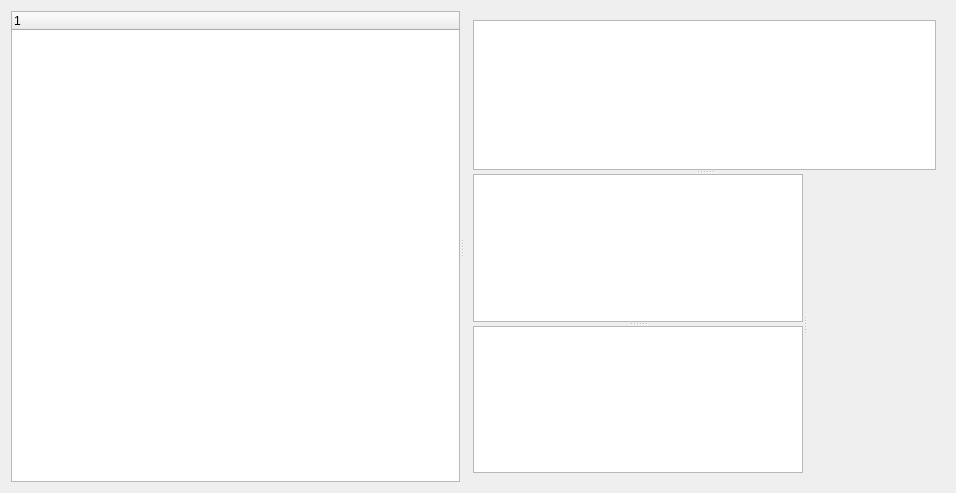
First picture: the form in repocontrolwidget.ui, repository tsekityam/gitlin-gui, before the edit.
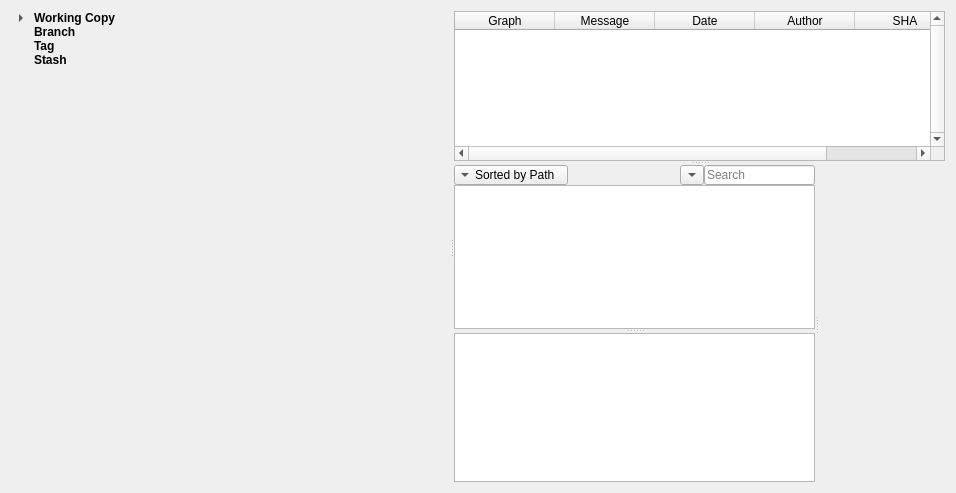
Second picture: the form after the edit.

Commit message: Update UI - top bar - repo control view

Patch:
```diff
--- a/repocontrolwidget.ui
+++ b/repocontrolwidget.ui
@@ -32,11 +32,160 @@
       <enum>Qt::Horizontal</enum>
      </property>
      <widget class="QTreeWidget" name="controlTreeWidget">
+      <property name="palette">
+       <palette>
+        <active>
+         <colorrole role="Base">
+          <brush brushstyle="SolidPattern">
+           <color alpha="0">
+            <red>255</red>
+            <green>255</green>
+            <blue>255</blue>
+           </color>
+          </brush>
+         </colorrole>
+        </active>
+        <inactive>
+         <colorrole role="Base">
+          <brush brushstyle="SolidPattern">
+           <color alpha="0">
+            <red>255</red>
+            <green>255</green>
+            <blue>255</blue>
+           </color>
+          </brush>
+         </colorrole>
+        </inactive>
+        <disabled>
+         <colorrole role="Base">
+          <brush brushstyle="SolidPattern">
+           <color alpha="255">
+            <red>255</red>
+            <green>255</green>
+            <blue>255</blue>
+           </color>
+          </brush>
+         </colorrole>
+        </disabled>
+       </palette>
+      </property>
+      <property name="frameShape">
+       <enum>QFrame::NoFrame</enum>
+      </property>
+      <property name="frameShadow">
+       <enum>QFrame::Plain</enum>
+      </property>
+      <property name="lineWidth">
+       <number>0</number>
+      </property>
+      <attribute name="headerVisible">
+       <bool>false</bool>
+      </attribute>
       <column>
        <property name="text">
-        <string notr="true">1</string>
+        <string>Control</string>
        </property>
       </column>
+      <item>
+       <property name="text">
+        <string>Working Copy</string>
+       </property>
+       <property name="font">
+        <font>
+         <weight>75</weight>
+         <bold>true</bold>
+        </font>
+       </property>
+       <property name="foreground">
+        <brush brushstyle="NoBrush">
+         <color alpha="255">
+          <red>51</red>
+          <green>51</green>
+          <blue>51</blue>
+         </color>
+        </brush>
+       </property>
+       <property name="flags">
+        <set>ItemIsEnabled</set>
+       </property>
+       <item>
+        <property name="text">
+         <string>0 Files</string>
+        </property>
+        <property name="flags">
+         <set>ItemIsSelectable|ItemIsEnabled</set>
+        </property>
+       </item>
+      </item>
+      <item>
+       <property name="text">
+        <string>Branch</string>
+       </property>
+       <property name="font">
+        <font>
+         <weight>75</weight>
+         <bold>true</bold>
+        </font>
+       </property>
+       <property name="foreground">
+        <brush brushstyle="NoBrush">
+         <color alpha="255">
+          <red>51</red>
+          <green>51</green>
+          <blue>51</blue>
+         </color>
+        </brush>
+       </property>
+       <property name="flags">
+        <set>ItemIsEnabled</set>
+       </property>
+      </item>
+      <item>
+       <property name="text">
+        <string>Tag</string>
+       </property>
+       <property name="font">
+        <font>
+         <weight>75</weight>
+         <bold>true</bold>
+        </font>
+       </property>
+       <property name="foreground">
+        <brush brushstyle="NoBrush">
+         <color alpha="255">
+          <red>51</red>
+          <green>51</green>
+          <blue>51</blue>
+         </color>
+        </brush>
+       </property>
+       <property name="flags">
+        <set>ItemIsEnabled</set>
+       </property>
+      </item>
+      <item>
+       <property name="text">
+        <string>Stash</string>
+       </property>
+       <property name="font">
+        <font>
+         <weight>75</weight>
+         <bold>true</bold>
+        </font>
+       </property>
+       <property name="foreground">
+        <brush brushstyle="NoBrush">
+         <color alpha="255">
+          <red>51</red>
+          <green>51</green>
+          <blue>51</blue>
+         </color>
+        </brush>
+       </property>
+       <property name="flags">
+        <set>ItemIsEnabled</set>
+       </property>
+      </item>
      </widget>
      <widget class="QStackedWidget" name="contentStackedWidget">
       <property name="sizePolicy">
@@ -51,30 +200,262 @@
         <height>0</height>
        </size>
       </property>
-      <widget class="QWidget" name="branchContentPage" native="true">
+      <widget class="QWidget" name="branchContentPage">
        <layout class="QVBoxLayout" name="verticalLayout">
+        <property name="spacing">
+         <number>0</number>
+        </property>
+        <property name="leftMargin">
+         <number>0</number>
+        </property>
+        <property name="topMargin">
+         <number>0</number>
+        </property>
+        <property name="rightMargin">
+         <number>0</number>
+        </property>
+        <property name="bottomMargin">
+         <number>0</number>
+        </property>
         <item>
          <widget class="QSplitter" name="branchContentSplitter">
           <property name="orientation">
            <enum>Qt::Vertical</enum>
           </property>
-          <widget class="QTableWidget" name="commitListTableWidget"/>
+          <widget class="QTableWidget" name="commitListTableWidget">
+           <property name="verticalScrollBarPolicy">
+            <enum>Qt::ScrollBarAlwaysOn</enum>
+           </property>
+           <property name="showGrid">
+            <bool>true</bool>
+           </property>
+           <property name="gridStyle">
+            <enum>Qt::SolidLine</enum>
+           </property>
+           <attribute name="horizontalHeaderStretchLastSection">
+            <bool>true</bool>
+           </attribute>
+           <column>
+            <property name="text">
+             <string>Graph</string>
+            </property>
+            <property name="font">
+             <font>
+              <pointsize>9</pointsize>
+             </font>
+            </property>
+           </column>
+           <column>
+            <property name="text">
+             <string>Message</string>
+            </property>
+            <property name="font">
+             <font>
+              <pointsize>9</pointsize>
+             </font>
+            </property>
+           </column>
+           <column>
+            <property name="text">
+             <string>Date</string>
+            </property>
+            <property name="font">
+             <font>
+              <pointsize>9</pointsize>
+             </font>
+            </property>
+           </column>
+           <column>
+            <property name="text">
+             <string>Author</string>
+            </property>
+            <property name="font">
+             <font>
+              <pointsize>9</pointsize>
+             </font>
+            </property>
+           </column>
+           <column>
+            <property name="text">
+             <string>SHA</string>
+            </property>
+            <property name="font">
+             <font>
+              <pointsize>9</pointsize>
+             </font>
+            </property>
+           </column>
+          </widget>
           <widget class="QWidget" name="commitChangeWidget" native="true">
            <layout class="QHBoxLayout" name="horizontalLayout_2">
+            <property name="spacing">
+             <number>0</number>
+            </property>
+            <property name="leftMargin">
+             <number>0</number>
+            </property>
+            <property name="topMargin">
+             <number>0</number>
+            </property>
+            <property name="rightMargin">
+             <number>0</number>
+            </property>
+            <property name="bottomMargin">
+             <number>0</number>
+            </property>
             <item>
              <widget class="QSplitter" name="commitChangeCenterSplitter">
               <property name="orientation">
                <enum>Qt::Horizontal</enum>
               </property>
               <widget class="QWidget" name="commitInfoWidget" native="true">
-               <layout class="QVBoxLayout" name="verticalLayout_2">
+               <layout class="QVBoxLayout" name="verticalLayout_3">
+                <property name="spacing">
+                 <number>0</number>
+                </property>
+                <property name="leftMargin">
+                 <number>0</number>
+                </property>
+                <property name="topMargin">
+                 <number>0</number>
+                </property>
+                <property name="rightMargin">
+                 <number>0</number>
+                </property>
+                <property name="bottomMargin">
+                 <number>0</number>
+                </property>
                 <item>
                  <widget class="QSplitter" name="splitter">
                   <property name="orientation">
                    <enum>Qt::Vertical</enum>
                   </property>
-                  <widget class="QListWidget" name="commitFilesListWidget"/>
-                  <widget class="QTextEdit" name="commitInfoTextEdit"/>
+                  <widget class="QWidget" name="commitFilesParentWidget" native="true">
+                   <layout class="QVBoxLayout" name="verticalLayout_2">
+                    <property name="spacing">
+                     <number>0</number>
+                    </property>
+                    <property name="leftMargin">
+                     <number>0</number>
+                    </property>
+                    <property name="topMargin">
+                     <number>0</number>
+                    </property>
+                    <property name="rightMargin">
+                     <number>0</number>
+                    </property>
+                    <property name="bottomMargin">
+                     <number>0</number>
+                    </property>
+                    <item>
+                     <widget class="QWidget" name="commitFilesSortAndSearchBar" native="true">
+                      <property name="minimumSize">
+                       <size>
+                        <width>0</width>
+                        <height>20</height>
+                       </size>
+                      </property>
+                      <property name="maximumSize">
+                       <size>
+                        <width>16777215</width>
+                        <height>20</height>
+                       </size>
+                      </property>
+                      <layout class="QHBoxLayout" name="horizontalLayout_3">
+                       <property name="spacing">
+                        <number>0</number>
+                       </property>
+                       <property name="leftMargin">
+                        <number>0</number>
+                       </property>
+                       <property name="topMargin">
+                        <number>0</number>
+                       </property>
+                       <property name="rightMargin">
+                        <number>0</number>
+                       </property>
+                       <property name="bottomMargin">
+                        <number>0</number>
+                       </property>
+                       <item>
+                        <widget class="QToolButton" name="commitFilesSortingButton">
+                         <property name="font">
+                          <font>
+                           <pointsize>9</pointsize>
+                          </font>
+                         </property>
+                         <property name="text">
+                          <string>Sorted by Path</string>
+                         </property>
+                         <property name="popupMode">
+                          <enum>QToolButton::DelayedPopup</enum>
+                         </property>
+                         <property name="toolButtonStyle">
+                          <enum>Qt::ToolButtonTextBesideIcon</enum>
+                         </property>
+                         <property name="autoRaise">
+                          <bool>false</bool>
+                         </property>
+                         <property name="arrowType">
+                          <enum>Qt::DownArrow</enum>
+                         </property>
+                        </widget>
+                       </item>
+                       <item>
+                        <spacer name="horizontalSpacer">
+                         <property name="orientation">
+                          <enum>Qt::Horizontal</enum>
+                         </property>
+                         <property name="sizeHint" stdset="0">
+                          <size>
+                           <width>40</width>
+                           <height>20</height>
+                          </size>
+                         </property>
+                        </spacer>
+                       </item>
+                       <item>
+                        <widget class="QToolButton" name="commitFilesSearcOptionButton">
+                         <property name="font">
+                          <font>
+                           <pointsize>9</pointsize>
+                          </font>
+                         </property>
+                         <property name="text">
+                          <string>...</string>
+                         </property>
+                         <property name="popupMode">
+                          <enum>QToolButton::DelayedPopup</enum>
+                         </property>
+                         <property name="toolButtonStyle">
+                          <enum>Qt::ToolButtonIconOnly</enum>
+                         </property>
+                         <property name="arrowType">
+                          <enum>Qt::DownArrow</enum>
+                         </property>
+                        </widget>
+                       </item>
+                       <item>
+                        <widget class="QLineEdit" name="commitFilesSearcLineEdit">
+                         <property name="font">
+                          <font>
+                           <pointsize>9</pointsize>
+                          </font>
+                         </property>
+                         <property name="placeholderText">
+                          <string>Search</string>
+                         </property>
+                        </widget>
+                       </item>
+                      </layout>
+                     </widget>
+                    </item>
+                    <item>
+                     <widget class="QListWidget" name="commitFilesListWidget"/>
+                    </item>
+                   </layout>
+                  </widget>
+                  <widget class="QTextBrowser" name="commitInfoTextBrowser"/>
                  </widget>
                 </item>
                </layout>
```
The commit also changes 1 other file.
